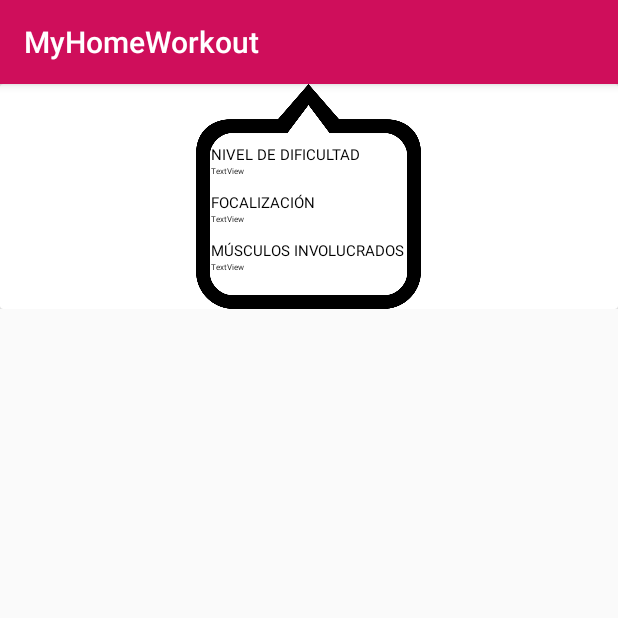
After one commit to diegommtz/MyHomeWorkout, an Android app: the fragment InfoFragment shown on its own in the app's theme, on a phone screen of 412 x 824 dp, the top half of it. The commit adds this screen. Run offline under Robolectric (Android 15) with nearby library versions, the phone set to English and light mode, and no system bars.

Commit message:
Agregué countDown y Fragments para optimizar

```diff
--- a/app/build.gradle
+++ b/app/build.gradle
@@ -32,6 +32,7 @@ dependencies {
     implementation 'androidx.constraintlayout:constraintlayout:2.0.1'
     implementation 'com.google.android.material:material:1.2.1'
     implementation 'androidx.gridlayout:gridlayout:1.0.0'
+    implementation 'androidx.legacy:legacy-support-v4:1.0.0'
     testImplementation 'junit:junit:4.12'
     androidTestImplementation 'androidx.test.ext:junit:1.1.2'
     androidTestImplementation 'androidx.test.espresso:espresso-core:3.3.0'
--- /dev/null
+++ b/app/src/main/java/mx/tec/myhomeworkout/InfoFragment.kt
@@ -0,0 +1,62 @@
+package mx.tec.myhomeworkout
+
+import android.os.Bundle
+import androidx.fragment.app.Fragment
+import android.view.LayoutInflater
+import android.view.View
+import android.view.ViewGroup
+
+// TODO: Rename parameter arguments, choose names that match
+// the fragment initialization parameters, e.g. ARG_ITEM_NUMBER
+private const val ARG_PARAM1 = "param1"
+private const val ARG_PARAM2 = "param2"
+
+/**
+ * A simple [Fragment] subclass.
+ * Use the [InfoFragment.newInstance] factory method to
+ * create an instance of this fragment.
+ */
+class InfoFragment : Fragment() {
+    // TODO: Rename and change types of parameters
+    /*
+    private var param1: String? = null
+    private var param2: String? = null
+
+    override fun onCreate(savedInstanceState: Bundle?) {
+        super.onCreate(savedInstanceState)
+        arguments?.let {
+            param1 = it.getString(ARG_PARAM1)
+            param2 = it.getString(ARG_PARAM2)
+        }
+    }*/
+
+    override fun onCreateView(
+        inflater: LayoutInflater, container: ViewGroup?,
+        savedInstanceState: Bundle?
+    ): View? {
+        // Inflate the layout for this fragment
+        return inflater.inflate(R.layout.fragment_info, container, false)
+    }
+    /*
+    companion object {
+        /**
+         * Use this factory method to create a new instance of
+         * this fragment using the provided parameters.
+         *
+         * @param param1 Parameter 1.
+         * @param param2 Parameter 2.
+         * @return A new instance of fragment InfoFragment.
+         */
+        // TODO: Rename and change types and number of parameters
+        @JvmStatic
+        fun newInstance(param1: String, param2: String) =
+            InfoFragment().apply {
+                arguments = Bundle().apply {
+                    putString(ARG_PARAM1, param1)
+                    putString(ARG_PARAM2, param2)
+                }
+            }
+    }
+
+     */
+}
--- /dev/null
+++ b/app/src/main/res/layout/fragment_info.xml
@@ -0,0 +1,85 @@
+<?xml version="1.0" encoding="utf-8"?>
+<LinearLayout xmlns:android="http://schemas.android.com/apk/res/android"
+    xmlns:app="http://schemas.android.com/apk/res-auto"
+    xmlns:tools="http://schemas.android.com/tools"
+    android:layout_width="match_parent"
+    android:layout_height="wrap_content"
+    android:orientation="vertical"
+    tools:context=".InfoFragment">
+
+    <LinearLayout
+        android:layout_width="match_parent"
+        android:layout_height="wrap_content"
+        android:orientation="vertical">
+
+        <androidx.cardview.widget.CardView
+            android:layout_width="match_parent"
+            android:layout_height="wrap_content">
+
+            <LinearLayout
+                android:layout_width="150dp"
+                android:layout_height="150dp"
+                android:layout_gravity="center_horizontal"
+                android:background="@drawable/box"
+                android:orientation="vertical">
+
+                <TextView
+                    android:id="@+id/txtDificultad"
+                    android:layout_width="match_parent"
+                    android:layout_height="wrap_content"
+                    android:layout_marginLeft="10dp"
+                    android:layout_marginTop="40dp"
+                    android:text="@string/txtDificultad"
+                    android:textColor="#000000"
+                    android:textSize="10sp" />
+
+                <TextView
+                    android:id="@+id/txtInfoDificultad"
+                    android:layout_width="match_parent"
+                    android:layout_height="wrap_content"
+                    android:layout_marginLeft="10dp"
+                    android:text="TextView"
+                    android:textColor="#000000"
+                    android:textSize="5sp" />
+
+                <TextView
+                    android:id="@+id/txtFocalizacion"
+                    android:layout_width="match_parent"
+                    android:layout_height="wrap_content"
+                    android:layout_marginLeft="10dp"
+                    android:layout_marginTop="10dp"
+                    android:text="@string/txtFocalizacion"
+                    android:textColor="#000000"
+                    android:textSize="10sp" />
+
+                <TextView
+                    android:id="@+id/txtInfoFoc"
+                    android:layout_width="match_parent"
+                    android:layout_height="wrap_content"
+                    android:layout_marginLeft="10dp"
+                    android:text="TextView"
+                    android:textColor="#000000"
+                    android:textSize="5sp" />
+
+                <TextView
+                    android:id="@+id/txtMusculosInv"
+                    android:layout_width="match_parent"
+                    android:layout_height="wrap_content"
+                    android:layout_marginLeft="10dp"
+                    android:layout_marginTop="10dp"
+                    android:text="@string/txtMusculosInv"
+                    android:textColor="#000000"
+                    android:textSize="10sp" />
+
+                <TextView
+                    android:id="@+id/txtInfoMusculosInv"
+                    android:layout_width="match_parent"
+                    android:layout_height="wrap_content"
+                    android:layout_marginLeft="10dp"
+                    android:text="TextView"
+                    android:textColor="#000000"
+                    android:textSize="5sp" />
+            </LinearLayout>
+        </androidx.cardview.widget.CardView>
+    </LinearLayout>
+</LinearLayout>
--- a/app/src/main/res/values/strings.xml
+++ b/app/src/main/res/values/strings.xml
@@ -29,7 +29,7 @@
     <string name="ejercicios">Ejercicios</string>
 
     <string name="tvDay">Día</string>
-    <string name="tvTiempoEstimado">TiempoEstimado</string>
+    <string name="tvTiempoEstimado">Tiempo Estimado</string>
     <string name="tvNombreEjercicio">Glute bridge</string>
 
     <string-array name="dayArray">
@@ -41,5 +41,12 @@
         <item>Viernes</item>
         <item>Sábado</item>
     </string-array>
+    <!-- TODO: Remove or change this placeholder text -->
+    <string name="hello_blank_fragment">Hello blank fragment</string>
+
+    <!--fragment_info-->
+    <string name="txtDificultad">NIVEL DE DIFICULTAD</string>
+    <string name="txtFocalizacion">FOCALIZACIÓN</string>
+    <string name="txtMusculosInv">MÚSCULOS INVOLUCRADOS</string>
 
 </resources>
```
Also changed, not shown: app/src/main/java/mx/tec/myhomeworkout/HaciendoEjercicio.kt (+132 -37 lines), app/src/main/java/mx/tec/myhomeworkout/VideoFragment.kt (added, +61 -0 lines), app/src/main/res/layout/activity_haciendo_ejercicio.xml (+60 -14 lines), app/src/main/res/layout/fragment_video.xml (added, +24 -0 lines), app/src/main/res/drawable/box.png (added), app/src/main/res/drawable/play.png (added).
